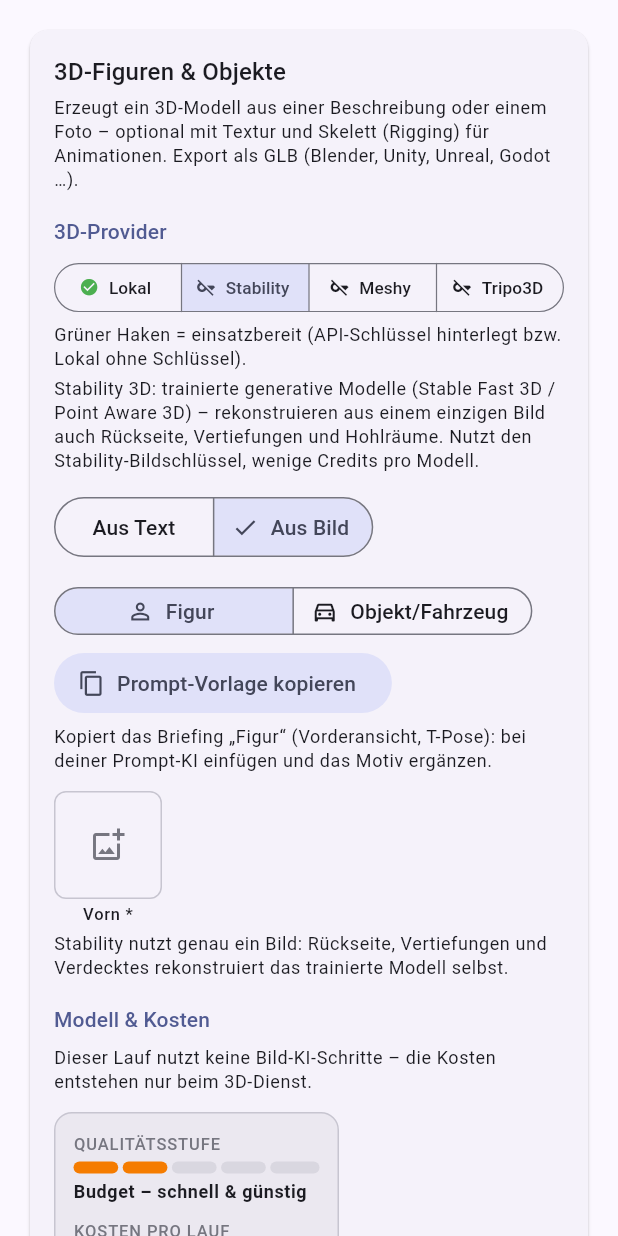
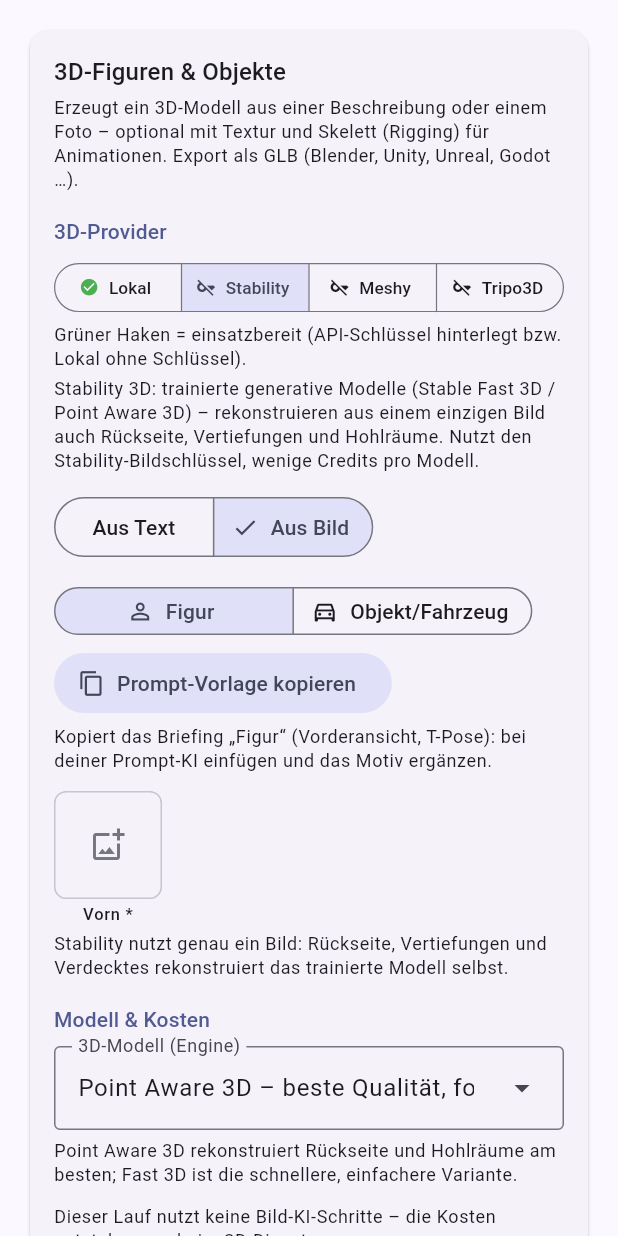
Before and after one commit to Alex1977-code/Bildgenerator, a Flutter app: the ThreeDScreen widget shown alone on an empty page, opened directly with empty values, after a tap on "Stability", on a phone screen of 412 x 824 dp. Run offline on Flutter 3.47's test engine with Material 3 defaults, Android fonts, the phone set to English and light mode, and no system bars; our stand-ins replace flutter_secure_storage, image_picker, pdf, share_plus, shared_preferences, web; missing offline and left inert: dart:js_interop, desktop_drop, file_selector; accounts and stored records are empty.

Commit message:
3D-Modell-Wahl in die Sektion „Modell & Kosten" verschoben
Bei „Modell & Kosten" war bisher nur das Bild-KI-Modell wählbar - das
3D-Modell steckte in den Qualitäts-Optionen. Jetzt stehen beide
zusammen an einer Stelle: die Stability-Engine (Point Aware 3D /
Fast 3D) bzw. die KI-Generation von Meshy/Tripo, und die Auswahl
fließt in die Qualitätsstufe der Anzeige ein (Fast 3D Stufe 1,
Point Aware 2, Meshy/Tripo Standard 4, neueste Generation 5). Die
Qualitäts-Optionen behalten die übrigen Regler; ihre Untertitel
verweisen auf die neue Position.

Co-Authored-By: Claude <noreply@anthropic.com>
Claude-Session: https://claude.ai/code/session_01X62YrZoYAAA7b7wtJTmR84

```diff
--- a/lib/screens/three_d_screen.dart
+++ b/lib/screens/three_d_screen.dart
@@ -1737,6 +1737,8 @@ class _ThreeDScreenState extends State<ThreeDScreen> {
                     depthMaps: isLocal && _localDepthAi ? 2 : 0,
                     stabilityEngine: _stabilityEngine,
                     rigging: _rigging && !isLocal && !isStability,
+                    meshyAiModel: _meshyAiModel,
+                    tripoVersion: _tripoVersion,
                   );
                   final usesImageAi =
                       generatesViews || (isLocal && _localDepthAi);
@@ -1756,6 +1758,83 @@ class _ThreeDScreenState extends State<ThreeDScreen> {
                   final controls = Column(
                     crossAxisAlignment: CrossAxisAlignment.start,
                     children: [
+                      // 3D-Modell zuerst: bestimmt die Qualitätsstufe.
+                      if (isStability) ...[
+                        DropdownMenu<String>(
+                          key: ValueKey('sengine-$_stabilityEngine'),
+                          enabled: !_running,
+                          initialSelection: _stabilityEngine,
+                          label: const Text('3D-Modell (Engine)'),
+                          expandedInsets: EdgeInsets.zero,
+                          dropdownMenuEntries: [
+                            for (final (value, name)
+                                in Stability3dService.engines)
+                              DropdownMenuEntry(
+                                  value: value, label: name),
+                          ],
+                          onSelected: (value) {
+                            if (value != null) {
+                              setState(() => _stabilityEngine = value);
+                            }
+                          },
+                        ),
+                        const SizedBox(height: 6),
+                        Text(
+                          'Point Aware 3D rekonstruiert Rückseite und '
+                          'Hohlräume am besten; Fast 3D ist die '
+                          'schnellere, einfachere Variante.',
+                          style: theme.textTheme.bodySmall,
+                        ),
+                        const SizedBox(height: 12),
+                      ] else if (!isLocal) ...[
+                        DropdownMenu<String>(
+                          key: ValueKey(
+                              'gen-${settings.threeDProvider}'
+                              '-${isTripo ? _tripoVersion : _meshyAiModel}'),
+                          enabled: !_running,
+                          initialSelection:
+                              isTripo ? _tripoVersion : _meshyAiModel,
+                          label: const Text('3D-Modell (KI-Generation)'),
+                          expandedInsets: EdgeInsets.zero,
+                          dropdownMenuEntries: isTripo
+                              ? const [
+                                  DropdownMenuEntry(
+                                      value: '',
+                                      label:
+                                          'Standard (v2.5, bewährt)'),
+                                  DropdownMenuEntry(
+                                      value: 'v3.0-20250812',
+                                      label:
+                                          'Neueste (v3.0, beste Qualität)'),
+                                ]
+                              : const [
+                                  DropdownMenuEntry(
+                                      value: '',
+                                      label: 'Standard (API-Vorgabe)'),
+                                  DropdownMenuEntry(
+                                      value: 'meshy-5',
+                                      label: 'Meshy 5'),
+                                  DropdownMenuEntry(
+                                      value: 'meshy-6',
+                                      label: 'Meshy 6'),
+                                  DropdownMenuEntry(
+                                      value: 'latest',
+                                      label:
+                                          'Neueste (beste Qualität)'),
+                                ],
+                          onSelected: (value) {
+                            if (value == null) return;
+                            setState(() {
+                              if (isTripo) {
+                                _tripoVersion = value;
+                              } else {
+                                _meshyAiModel = value;
+                              }
+                            });
+                          },
+                        ),
+                        const SizedBox(height: 12),
+                      ],
                       if (usesImageAi) ...[
                         DropdownMenu<String>(
                           key: ValueKey(
@@ -2021,32 +2100,11 @@ class _ThreeDScreenState extends State<ThreeDScreen> {
                     initiallyExpanded: true,
                     title: const Text('Qualitäts-Optionen (Profi)'),
                     subtitle: Text(
-                      'Engine, Textur, Polygonform & -zahl, Detailgrad',
+                      'Textur, Polygonform & -zahl, Detailgrad – die '
+                      'Engine steht oben bei „Modell & Kosten“',
                       style: theme.textTheme.bodySmall,
                     ),
                     children: [
-                      DropdownMenu<String>(
-                        key: ValueKey('sengine-$_stabilityEngine'),
-                        enabled: !_running,
-                        initialSelection: _stabilityEngine,
-                        label: const Text('Engine'),
-                        expandedInsets: EdgeInsets.zero,
-                        dropdownMenuEntries: [
-                          for (final (value, name)
-                              in Stability3dService.engines)
-                            DropdownMenuEntry(value: value, label: name),
-                        ],
-                        onSelected: (value) {
-                          if (value != null) {
-                            setState(() => _stabilityEngine = value);
-                          }
-                        },
-                      ),
-                      _optionInfo(
-                          'Point Aware 3D rekonstruiert auch Rückseite '
-                          'und Hohlräume am besten (Standard); Fast 3D '
-                          'liefert in Sekunden ein Ergebnis und schätzt '
-                          'zusätzlich PBR-Materialwerte.'),
                       DropdownMenu<int>(
                         key: ValueKey('stex-$_stabilityTextureRes'),
                         enabled: !_running,
@@ -2193,52 +2251,15 @@ class _ThreeDScreenState extends State<ThreeDScreen> {
                     title: const Text('Qualitäts-Optionen (Profi)'),
                     subtitle: Text(
                       isTripo
-                          ? 'KI-Generation, Textur-Qualität, Topologie'
-                          : 'KI-Generation, Polygone, Symmetrie, PBR …',
+                          ? 'Textur-Qualität, Topologie – die '
+                              'KI-Generation steht oben bei '
+                              '„Modell & Kosten“'
+                          : 'Polygone, Symmetrie, PBR … – die '
+                              'KI-Generation steht oben bei '
+                              '„Modell & Kosten“',
                       style: theme.textTheme.bodySmall,
                     ),
                     children: [
-                      DropdownMenu<String>(
-                        key: ValueKey('gen-${settings.threeDProvider}'
-                            '-${isTripo ? _tripoVersion : _meshyAiModel}'),
-                        enabled: !_running,
-                        initialSelection:
-                            isTripo ? _tripoVersion : _meshyAiModel,
-                        label: const Text('KI-Generation'),
-                        expandedInsets: EdgeInsets.zero,
-                        dropdownMenuEntries: isTripo
-                            ? const [
-                                DropdownMenuEntry(
-                                    value: '',
-                                    label: 'Standard (v2.5, bewährt)'),
-                                DropdownMenuEntry(
-                                    value: 'v3.0-20250812',
-                                    label: 'Neueste (v3.0, beste Qualität)'),
-                              ]
-                            : const [
-                                DropdownMenuEntry(
-                                    value: '',
-                                    label: 'Standard (API-Vorgabe)'),
-                                DropdownMenuEntry(
-                                    value: 'meshy-5', label: 'Meshy 5'),
-                                DropdownMenuEntry(
-                                    value: 'meshy-6', label: 'Meshy 6'),
-                                DropdownMenuEntry(
-                                    value: 'latest',
-                                    label: 'Neueste (beste Qualität)'),
-                              ],
-                        onSelected: (value) {
-                          if (value == null) return;
-                          setState(() {
-                            if (isTripo) {
-                              _tripoVersion = value;
-                            } else {
-                              _meshyAiModel = value;
-                            }
-                          });
-                        },
-                      ),
-                      const SizedBox(height: 12),
                       if (!isTripo) ...[
                         DropdownMenu<int>(
                           key: ValueKey('poly-$_meshyPolycount'),
--- a/lib/services/cost_estimator.dart
+++ b/lib/services/cost_estimator.dart
@@ -121,6 +121,8 @@ CostQualityEstimate estimate3dRun(
   required int depthMaps,
   required String stabilityEngine,
   required bool rigging,
+  String meshyAiModel = '',
+  String tripoVersion = '',
 }) {
   final items = <CostItem>[];
   final (imgMin, imgMax, _) = imageModelCost(settings);
@@ -148,20 +150,22 @@ CostQualityEstimate estimate3dRun(
           spar ? '3D-Modell (Point Aware 3D)' : '3D-Modell (Fast 3D)',
           spar ? 0.04 : 0.02,
           spar ? 0.04 : 0.02));
-      tier = 2;
+      tier = spar ? 2 : 1;
     case 'tripo':
       // Abo-Credits: Euro-Wert je nach Paket – daher eine Spanne.
       items.add(CostItem(
           rigging ? '3D-Modell + Rigging (Tripo)' : '3D-Modell (Tripo)',
           rigging ? 0.15 : 0.10,
           rigging ? 0.60 : 0.40));
-      tier = 5;
+      tier = tripoVersion.isEmpty ? 4 : 5;
     default: // meshy
       items.add(CostItem(
           rigging ? '3D-Modell + Rigging (Meshy)' : '3D-Modell (Meshy)',
           rigging ? 0.20 : 0.15,
           rigging ? 0.70 : 0.50));
-      tier = 5;
+      tier = meshyAiModel == 'meshy-6' || meshyAiModel == 'latest'
+          ? 5
+          : 4;
   }
 
   return CostQualityEstimate(
```
